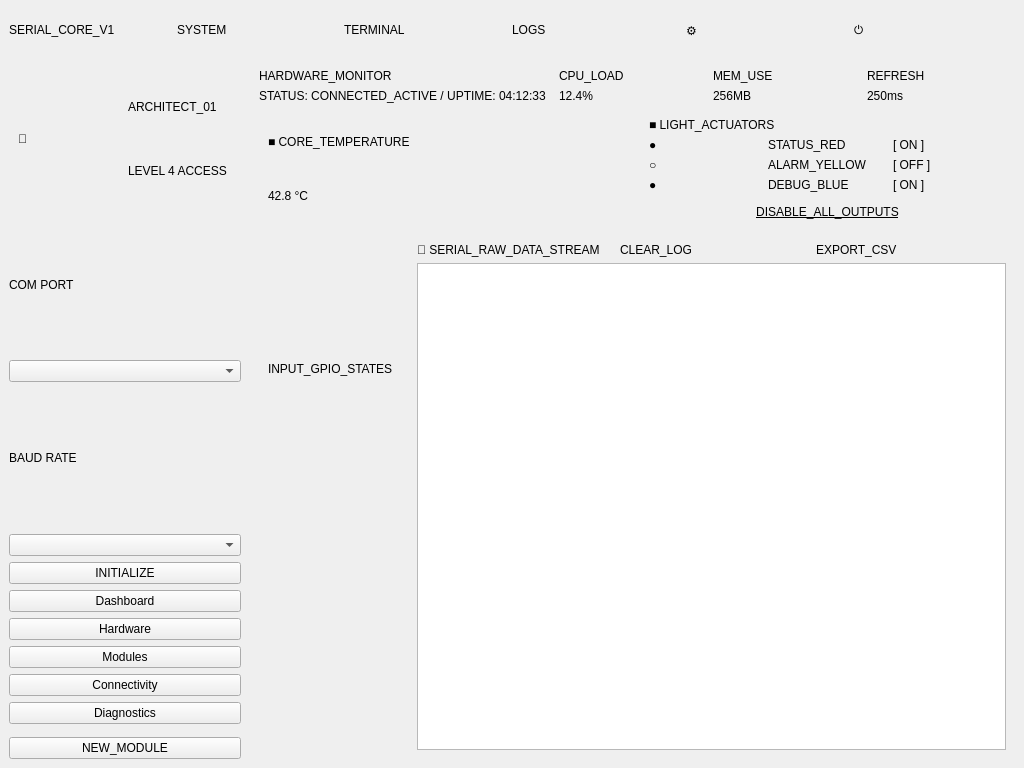
First picture: the form in mainwindow.ui, repository hiawath/sensor_dashboard, before the edit.
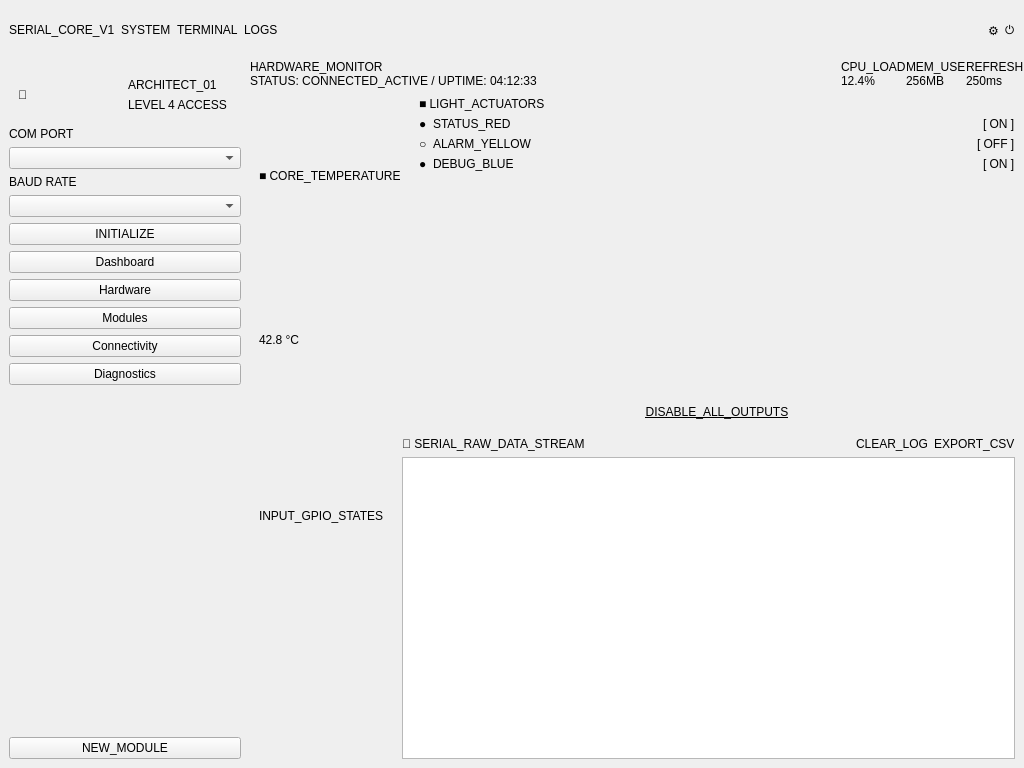
Second picture: the form after the edit.

Commit message: fix:시리얼 데이터 한자씩 들어오는 문제

```diff
--- a/mainwindow.ui
+++ b/mainwindow.ui
@@ -69,6 +69,12 @@
          <property name="orientation">
           <enum>Qt::Horizontal</enum>
          </property>
+         <property name="sizeHint" stdset="0">
+          <size>
+           <width>0</width>
+           <height>0</height>
+          </size>
+         </property>
         </spacer>
        </item>
        <item>
@@ -89,7 +95,6 @@
      </widget>
     </item>
     <item>
-     <widget class="QWidget" name="bodyWidget">
       <layout class="QHBoxLayout" name="horizontalLayout_2">
        <property name="spacing">
         <number>0</number>
@@ -219,6 +224,12 @@
             <property name="orientation">
              <enum>Qt::Vertical</enum>
             </property>
+           <property name="sizeHint" stdset="0">
+            <size>
+             <width>0</width>
+             <height>0</height>
+            </size>
+           </property>
            </spacer>
           </item>
           <item>
@@ -232,7 +243,6 @@
         </widget>
        </item>
        <item>
-        <widget class="QWidget" name="dashArea">
          <layout class="QVBoxLayout" name="verticalLayout_3">
           <item>
            <layout class="QHBoxLayout" name="headerLayout">
@@ -259,6 +269,12 @@
               <property name="orientation">
                <enum>Qt::Horizontal</enum>
               </property>
+            <property name="sizeHint" stdset="0">
+             <size>
+              <width>0</width>
+              <height>0</height>
+             </size>
+            </property>
              </spacer>
             </item>
             <item>
@@ -373,6 +389,12 @@
                    <property name="orientation">
                     <enum>Qt::Horizontal</enum>
                    </property>
+                 <property name="sizeHint" stdset="0">
+                  <size>
+                   <width>0</width>
+                   <height>0</height>
+                  </size>
+                 </property>
                   </spacer>
                  </item>
                  <item>
@@ -405,6 +427,12 @@
                    <property name="orientation">
                     <enum>Qt::Horizontal</enum>
                    </property>
+                 <property name="sizeHint" stdset="0">
+                  <size>
+                   <width>0</width>
+                   <height>0</height>
+                  </size>
+                 </property>
                   </spacer>
                  </item>
                  <item>
@@ -437,6 +465,12 @@
                    <property name="orientation">
                     <enum>Qt::Horizontal</enum>
                    </property>
+                 <property name="sizeHint" stdset="0">
+                  <size>
+                   <width>0</width>
+                   <height>0</height>
+                  </size>
+                 </property>
                   </spacer>
                  </item>
                  <item>
@@ -453,6 +487,12 @@
                  <property name="orientation">
                   <enum>Qt::Vertical</enum>
                  </property>
+               <property name="sizeHint" stdset="0">
+                <size>
+                 <width>0</width>
+                 <height>0</height>
+                </size>
+               </property>
                 </spacer>
                </item>
                <item>
@@ -518,6 +558,12 @@
                    <property name="orientation">
                     <enum>Qt::Horizontal</enum>
                    </property>
+                 <property name="sizeHint" stdset="0">
+                  <size>
+                   <width>0</width>
+                   <height>0</height>
+                  </size>
+                 </property>
                   </spacer>
                  </item>
                  <item>
@@ -545,10 +591,8 @@
            </layout>
           </item>
          </layout>
-        </widget>
-       </item>
-      </layout>
-     </widget>
+      </item>
+     </layout>
     </item>
    </layout>
   </widget>
```
Lines whose indentation alone changed are shown as unchanged. The commit also changes 2 other files.
